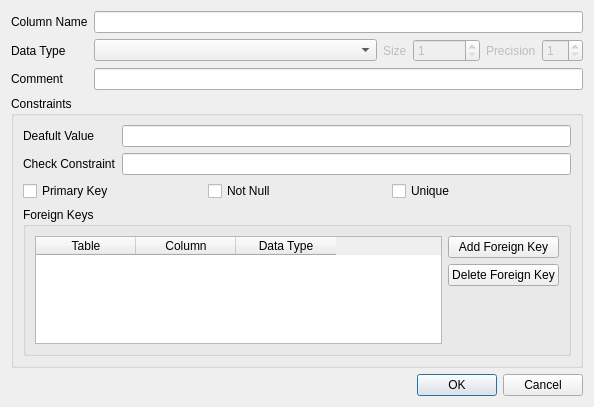
apavelm/qsqldesigner, file src/ui/columndialog.ui: the form before one commit.
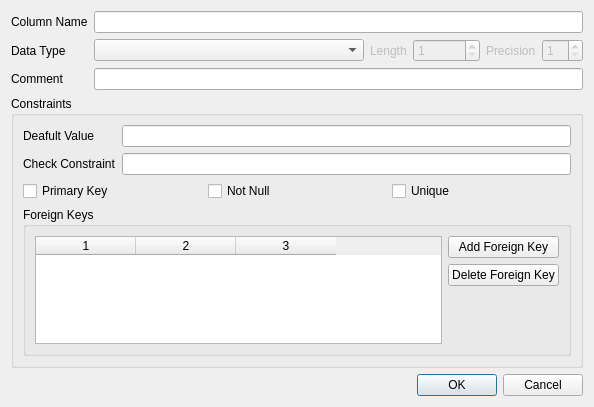
The form after the commit. Icons and pictures are not drawn.

Commit message: moved to use DataType as pointer. one step to fully implement dialogs (table and column). some fixes.

The edit to the form file:
```diff
--- a/src/ui/columndialog.ui
+++ b/src/ui/columndialog.ui
@@ -55,7 +55,7 @@
               <bool>false</bool>
              </property>
              <property name="text">
-              <string>Size</string>
+              <string>Length</string>
              </property>
             </widget>
            </item>
@@ -189,8 +189,8 @@
                  <property name="selectionMode">
                   <enum>QAbstractItemView::SingleSelection</enum>
                  </property>
-                 <property name="rowCount">
-                  <number>0</number>
+                 <property name="selectionBehavior">
+                  <enum>QAbstractItemView::SelectRows</enum>
                  </property>
                  <attribute name="horizontalHeaderHighlightSections">
                   <bool>false</bool>
@@ -201,9 +201,12 @@
                  <attribute name="verticalHeaderVisible">
                   <bool>false</bool>
                  </attribute>
+                 <attribute name="verticalHeaderDefaultSectionSize">
+                  <number>17</number>
+                 </attribute>
                  <column>
                   <property name="text">
-                   <string>Table</string>
+                   <string notr="true">1</string>
                   </property>
                   <property name="icon">
                    <iconset resource="../../resources/main.qrc">
@@ -212,7 +215,7 @@
                  </column>
                  <column>
                   <property name="text">
-                   <string>Column</string>
+                   <string notr="true">2</string>
                   </property>
                   <property name="icon">
                    <iconset resource="../../resources/main.qrc">
@@ -221,7 +224,7 @@
                  </column>
                  <column>
                   <property name="text">
-                   <string>Data Type</string>
+                   <string notr="true">3</string>
                   </property>
                  </column>
                 </widget>
```
Left out of the diff: 24 changed lines with no effect on the pictures. The commit also changes 28 other files.
